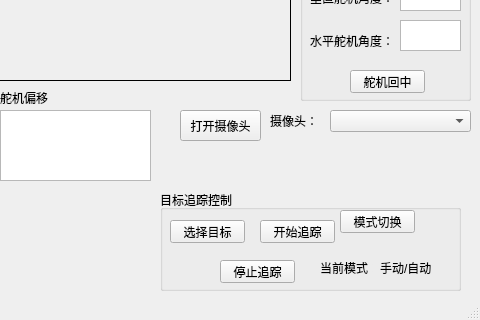
lzy999-123/STM32-YOLO-Tracker, file mainwindow.ui: the form before one commit; both pictures show x 320 to 800 and y 280 to 600 of the 800 by 600 pixel window.
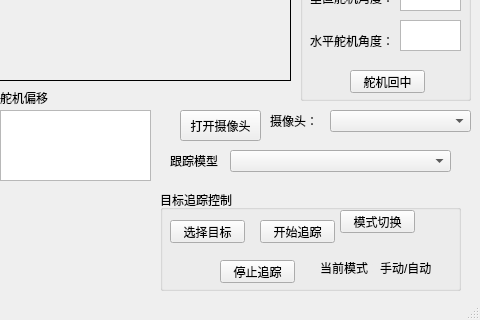
The form after the commit.

Commit message: Update MainWindow UI and tracking logic

Diff of the .ui file:
```diff
--- a/mainwindow.ui
+++ b/mainwindow.ui
@@ -428,6 +428,29 @@
      <string>舵机偏移</string>
     </property>
    </widget>
+   <widget class="QLabel" name="label_12">
+    <property name="geometry">
+     <rect>
+      <x>490</x>
+      <y>430</y>
+      <width>61</width>
+      <height>21</height>
+     </rect>
+    </property>
+    <property name="text">
+     <string>跟踪模型</string>
+    </property>
+   </widget>
+   <widget class="QComboBox" name="comboBox_4">
+    <property name="geometry">
+     <rect>
+      <x>550</x>
+      <y>430</y>
+      <width>221</width>
+      <height>22</height>
+     </rect>
+    </property>
+   </widget>
   </widget>
   <widget class="QStatusBar" name="statusbar"/>
   <action name="action1">
```
The commit also changes 2 other files.
